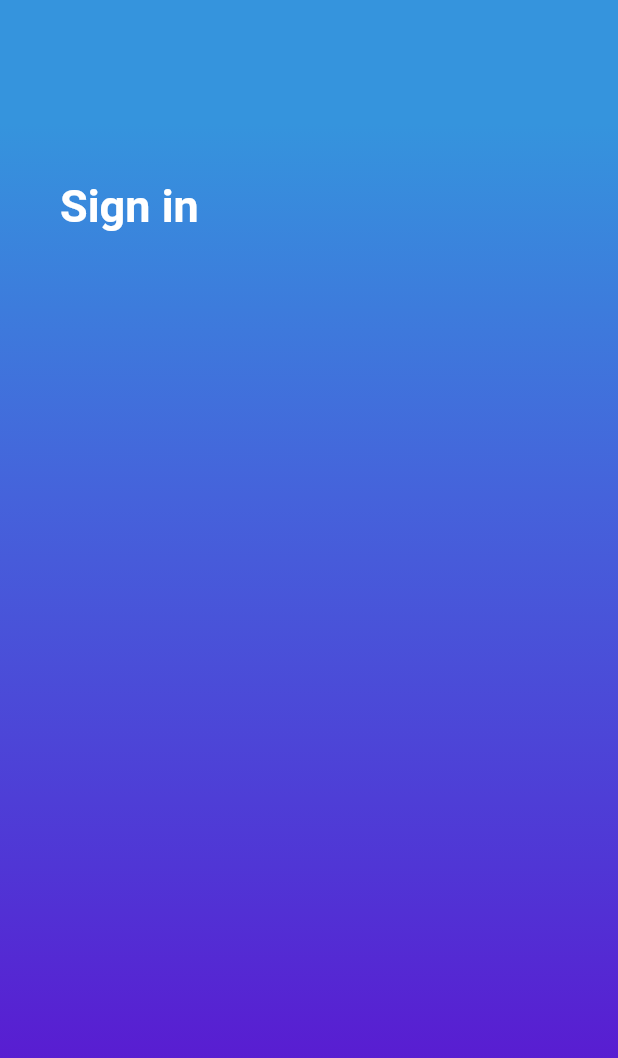
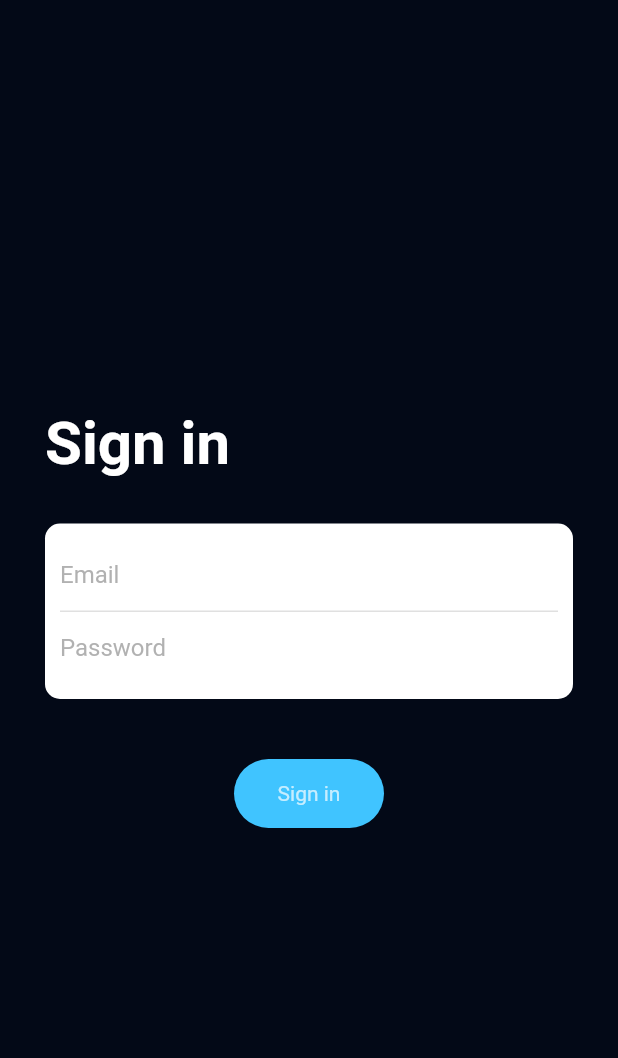
Before and after one commit to Varisity-Shuttle-services/Shuttle-service, a Flutter app: the Loginscreen screen opened directly, on a phone screen of 412 x 824 dp. Shown: the top 1058 px of the screen. Run offline on Flutter 3.47's test engine with Material 2 defaults, Android fonts, the light colour scheme and no system bars; our stand-ins replace page_transition, simple_animations; Roboto replaces fonts that are missing (OpenSans).

Commit message:
Login Page
Created the login page, however about to make more changes to the login Page

```diff
--- a/lib/login.dart
+++ b/lib/login.dart
@@ -1,5 +1,8 @@
 import 'package:flutter/material.dart';
 import 'package:flutter/services.dart';
+import 'package:page_transition/page_transition.dart';
+import 'package:varisty_shuttle_service/Animations/FadeAnimation.dart';
+import 'package:varisty_shuttle_service/onboardingScreen.dart';
 
 class Loginscreen extends StatefulWidget {
   @override
@@ -10,55 +13,80 @@ class _LoginscreenState extends State<Loginscreen> {
   @override
   Widget build(BuildContext context) {
     return Scaffold(
-      body: Stack (
-        children :<Widget>[
+      backgroundColor: Color.fromRGBO(3,9,23,1),
+      body: Container(
+        padding: EdgeInsets.all(30),
+        child: Column(
+          mainAxisAlignment: MainAxisAlignment.center,
+          crossAxisAlignment: CrossAxisAlignment.start,
+          children: <Widget>[
+            FadeAnimation(1.2, Text('Sign in',
+            style: TextStyle(color: Colors.white, fontSize: 40.0, fontWeight: FontWeight.bold),
+            ),
+            ),
+            SizedBox(height:30,),
+            FadeAnimation(1.5, Container(
+              padding: EdgeInsets.all(10),
+              decoration: BoxDecoration(
+                borderRadius: BorderRadius.circular(10),
+                color: Colors.white,
+              ),
+              child: Column(
+              children: <Widget>[
                 Container(
-          height: double.infinity,
-          width: double.infinity,
                   decoration: BoxDecoration(
-          gradient: LinearGradient(
-            begin: Alignment.topCenter,
-            end: Alignment.bottomCenter,
-            stops: [0.1, 0.4, 0.7, 0.9],
-            colors: [
-              Color(0xFF3594DD),
-              Color(0xFF4563DB),
-              Color(0xFF5036D5),
-              Color(0xFF5B16D0),
-            ],
+                    border : Border(bottom: BorderSide(color: Colors.grey[300]))
+                  ),
+                  child: TextField(
+                    decoration : InputDecoration(
+                      border: InputBorder.none,
+                      hintStyle: TextStyle(color : Colors.grey.withOpacity(.8)),
+                      hintText: "Email"
                     ),
                   ),
                 ),
                 Container(
-        height: double.infinity ,
-        child: SingleChildScrollView(
-          physics: AlwaysScrollableScrollPhysics(),
-          padding : EdgeInsets.symmetric(
-            horizontal : 40.0,
-            vertical : 120.0,
+                  decoration: BoxDecoration(
                   ),
-          child:  Column(
-            mainAxisAlignment: MainAxisAlignment.center,
-            children: <Widget>[
-              Text(
-                'Sign in',
-                style: TextStyle(
-                  color :Colors.white,
-                  fontFamily: 'OpenSans',
-                  fontSize: 30.0,
-                  fontWeight: FontWeight.bold
+                  child: TextField(
+                    decoration : InputDecoration(
+                      border: InputBorder.none,
+                      hintStyle: TextStyle(color : Colors.grey.withOpacity(.8)),
+                      hintText: "Password"
+                    ),
                   ),
                 ),
               ],
+              ) ,
+            ),
+            ),
+            SizedBox(height:40),
+            FadeAnimation(1.8, Center(
+              child:  Container(
+                width: 100,
+                padding: EdgeInsets.all(15),
+                decoration: BoxDecoration(
+                  borderRadius: BorderRadius.circular(50),
+                  color: Colors.lightBlueAccent,
+                ),
+                child: Center(child:Text('Sign in',
+                  style: TextStyle(color : Colors.white.withOpacity(.7)),
+                  ),
+                ),
+              ),
+            ),
             ),
 
+          ],
+
+        ),
       ),
 
 
-      )
-      ],
-      ),
 
     );
+
+
+
   }
 }
--- a/lib/main.dart
+++ b/lib/main.dart
@@ -1,6 +1,6 @@
 import 'package:flutter/material.dart';
 import 'package:page_transition/page_transition.dart';
-import 'package:varisty_shuttle_service/Content2.dart';
+//import 'package:varisty_shuttle_service/Content2.dart';
 import 'package:varisty_shuttle_service/onboardingScreen.dart';
 import 'Animations/FadeAnimation.dart';
 
```
Lines whose indentation alone changed are shown as unchanged.
